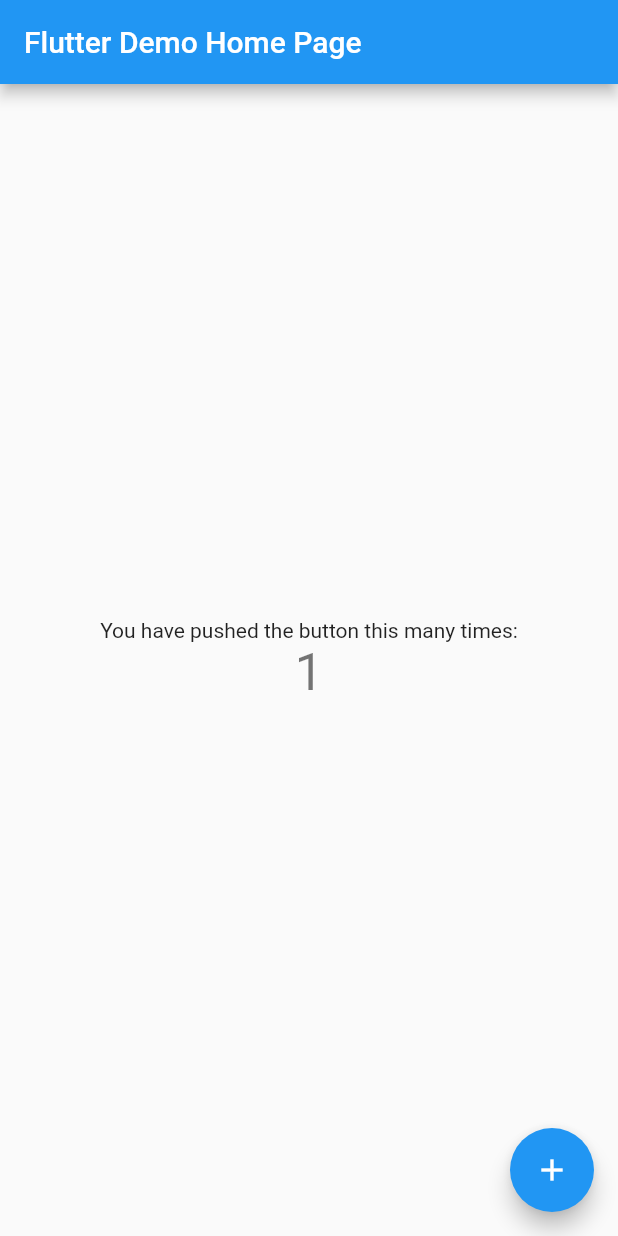
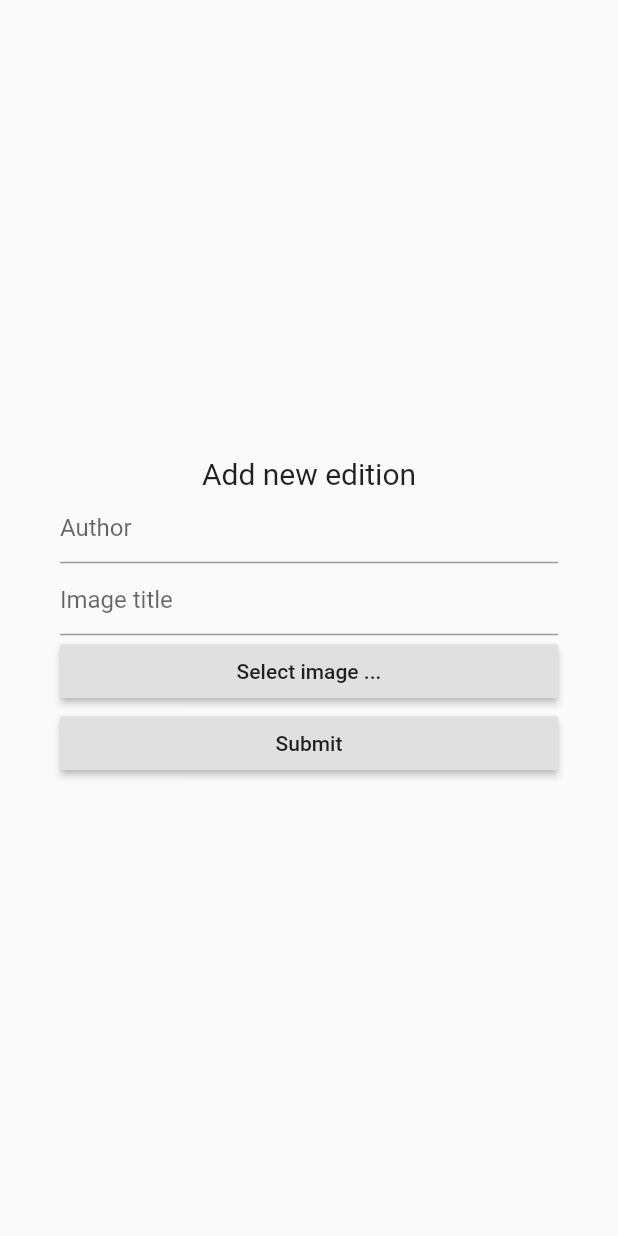
Before and after one commit to campovski/lunaya_demo_app, a Flutter app: the screen it shows after launch, after a tap on the "add" icon, on a phone screen of 412 x 824 dp. Run offline on Flutter 3.47's test engine with Material 2 defaults, Android fonts, the phone set to English and light mode, and no system bars; our stand-ins replace cloud_firestore, firebase_storage, image_picker; accounts and stored records are empty; network calls fail.

Commit message:
Add complete project

```diff
--- /dev/null
+++ b/lib/components/pages/add_new_edition_page.dart
@@ -0,0 +1,27 @@
+import 'package:flutter/material.dart';
+import 'package:lunaya_demo_app/components/widgets/new_edition_form.dart';
+
+class AddNewEditionPage extends StatelessWidget {
+  @override
+  Widget build(BuildContext context) {
+    return SafeArea(
+      child: Scaffold(
+        body: Center(
+          child: Column(
+            mainAxisAlignment: MainAxisAlignment.center,
+            crossAxisAlignment: CrossAxisAlignment.center,
+            children: <Widget>[
+              Text(
+                'Add new edition',
+                style: TextStyle(
+                  fontSize: 20,
+                ),
+              ),
+              NewEditionForm(),
+            ],
+          ),
+        ),
+      ),
+    );
+  }
+}
--- /dev/null
+++ b/lib/components/pages/detail_page.dart
@@ -0,0 +1,28 @@
+import 'package:flutter/material.dart';
+
+import '../../core/models/edition.dart';
+
+class DetailPage extends StatelessWidget {
+  final Edition edition;
+
+  DetailPage(this.edition, {Key key}) : super(key: key);
+
+  @override
+  Widget build(BuildContext context) {
+    return SafeArea(
+      child: Scaffold(
+        body: Center(
+          child: SingleChildScrollView(
+            child: Column(
+              children: <Widget>[
+                Text('Author: ${edition.author}'),
+                Text(edition.imageTitle),
+                Image.network(edition.imageSrc),
+              ],
+            ),
+          ),
+        ),
+      ),
+    );
+  }
+}
--- /dev/null
+++ b/lib/components/pages/tile_page.dart
@@ -0,0 +1,43 @@
+import 'package:flutter/material.dart';
+
+import '../../core/firebase/firestore_client.dart';
+import '../widgets/tile.dart';
+
+class TilePage extends StatefulWidget {
+  @override
+  _TilePageState createState() => _TilePageState();
+}
+
+class _TilePageState extends State<TilePage> {
+  @override
+  Widget build(BuildContext context) {
+    return Container(
+      child: FutureBuilder(
+        future: FirestoreClient.getEditions(),
+        builder: (_, snapshot) {
+          if (snapshot.connectionState == ConnectionState.waiting) {
+            return Center(
+              child: Column(
+                mainAxisSize: MainAxisSize.min,
+                mainAxisAlignment: MainAxisAlignment.center,
+                children: <Widget>[
+                  CircularProgressIndicator(),
+                  Text('Loading ...'),
+                ],
+              ),
+            );
+          }
+          return GridView.count(
+            crossAxisCount: 2,
+            children: List.generate(
+              snapshot.data.length,
+              (index) {
+                return Tile(snapshot.data[index]);
+              },
+            ),
+          );
+        },
+      ),
+    );
+  }
+}
--- /dev/null
+++ b/lib/components/widgets/add_new_edition_button.dart
@@ -0,0 +1,19 @@
+import 'package:flutter/material.dart';
+
+import '../pages/add_new_edition_page.dart';
+
+class AddNewEditionButton extends FloatingActionButton {
+  final BuildContext context;
+
+  AddNewEditionButton(this.context)
+      : super(
+          onPressed: () => Navigator.push(context,
+              MaterialPageRoute(builder: (context) => AddNewEditionPage())),
+          backgroundColor: Colors.green,
+          tooltip: 'Add new edition',
+          child: Icon(
+            Icons.add,
+            size: 40,
+          ),
+        );
+}
--- /dev/null
+++ b/lib/components/widgets/new_edition_form.dart
@@ -0,0 +1,80 @@
+import 'dart:io';
+
+import 'package:flutter/material.dart';
+import 'package:image_picker/image_picker.dart';
+
+import '../../core/firebase/firestore_client.dart';
+import '../../core/models/edition.dart';
+
+class NewEditionForm extends StatefulWidget {
+  @override
+  _NewEditionFormState createState() => _NewEditionFormState();
+}
+
+class _NewEditionFormState extends State<NewEditionForm> {
+  final TextEditingController _authorController = TextEditingController();
+  final TextEditingController _imageTitleController = TextEditingController();
+
+  File _image;
+
+  @override
+  Widget build(BuildContext context) {
+    return Form(
+      child: Padding(
+        padding: EdgeInsets.symmetric(horizontal: 40),
+        child: Column(
+          mainAxisAlignment: MainAxisAlignment.center,
+          crossAxisAlignment: CrossAxisAlignment.stretch,
+          children: <Widget>[
+            TextFormField(
+              controller: _authorController,
+              validator: _nonEmptyValidator,
+              decoration: InputDecoration(hintText: 'Author'),
+            ),
+            TextFormField(
+              controller: _imageTitleController,
+              validator: _nonEmptyValidator,
+              decoration: InputDecoration(hintText: 'Image title'),
+            ),
+            RaisedButton(
+              onPressed: _selectImage,
+              child: Text('Select image ...'),
+            ),
+            RaisedButton(
+              onPressed: _submitForm,
+              child: Text('Submit'),
+            ),
+          ],
+        ),
+      ),
+    );
+  }
+
+  String _nonEmptyValidator(value) => value.isEmpty ? 'Required' : null;
+
+  Future<void> _selectImage() async {
+    File image = await ImagePicker.pickImage(source: ImageSource.gallery);
+
+    setState(() {
+      _image = image;
+    });
+  }
+
+  Future<void> _submitForm() async {
+    if (_image == null) {
+      return;
+    }
+
+    String src = await FirestoreClient.uploadImage(_image);
+
+    final Edition newEdition = Edition(
+      author: _authorController.value.text,
+      imageTitle: _imageTitleController.value.text,
+      imageSrc: src,
+    );
+
+    await FirestoreClient.addEdition(newEdition);
+
+    Navigator.pop(context);
+  }
+}
--- /dev/null
+++ b/lib/components/widgets/tile.dart
@@ -0,0 +1,30 @@
+import 'package:flutter/material.dart';
+
+import '../../core/models/edition.dart';
+import '../pages/detail_page.dart';
+
+class Tile extends StatelessWidget {
+  final Edition edition;
+
+  Tile(this.edition, {Key key}) : super(key: key);
+
+  @override
+  Widget build(BuildContext context) {
+    return GestureDetector(
+      onTap: () => _navigateToDetailPage(context),
+      child: Container(
+        width: MediaQuery.of(context).size.width * 0.5,
+        height: MediaQuery.of(context).size.width * 0.5,
+        child: FittedBox(
+          fit: BoxFit.cover,
+          child: Image.network(edition.imageSrc),
+        ),
+      ),
+    );
+  }
+
+  void _navigateToDetailPage(BuildContext context) {
+    Navigator.push(
+        context, MaterialPageRoute(builder: (context) => DetailPage(edition)));
+  }
+}
--- /dev/null
+++ b/lib/core/firebase/firestore_client.dart
@@ -0,0 +1,32 @@
+import 'dart:io';
+
+import 'package:cloud_firestore/cloud_firestore.dart';
+import 'package:firebase_storage/firebase_storage.dart';
+import 'package:path/path.dart';
+
+import '../models/edition.dart';
+
+class FirestoreClient {
+  static Future<List<Edition>> getEditions() async {
+    final Firestore firestore = Firestore.instance;
+    final QuerySnapshot querySnapshot =
+        await firestore.collection('editions').getDocuments();
+    return querySnapshot.documents
+        .map((edition) => Edition.fromDocumentSnapshot(edition))
+        .toList();
+  }
+
+  static Future<void> addEdition(Edition edition) async {
+    final Firestore firestore = Firestore.instance;
+    await firestore.collection('editions').add(edition.toJson());
+  }
+
+  static Future<String> uploadImage(File image) async {
+    String filename = basename(image.path);
+    StorageReference storageReference =
+        FirebaseStorage.instance.ref().child(filename);
+    StorageUploadTask storageUploadTask = storageReference.putFile(image);
+    await storageUploadTask.onComplete;
+    return 'https://firebasestorage.googleapis.com/v0/b/marcel-2020.appspot.com/o/$filename?alt=media';
+  }
+}
--- /dev/null
+++ b/lib/core/models/edition.dart
@@ -0,0 +1,28 @@
+import 'package:cloud_firestore/cloud_firestore.dart';
+import 'package:meta/meta.dart';
+
+class Edition {
+  String author;
+  String imageTitle;
+  String imageSrc;
+
+  Edition({
+    @required this.author,
+    @required this.imageTitle,
+    @required this.imageSrc,
+  });
+
+  factory Edition.fromDocumentSnapshot(DocumentSnapshot snapshot) => Edition(
+        author: snapshot.data['author'],
+        imageTitle: snapshot.data['image_title'],
+        imageSrc: snapshot.data['image'],
+      );
+
+  Map<String, dynamic> toJson() {
+    return {
+      'author': author,
+      'image_title': imageTitle,
+      'image': imageSrc,
+    };
+  }
+}
--- a/lib/main.dart
+++ b/lib/main.dart
@@ -1,111 +1,30 @@
 import 'package:flutter/material.dart';
+import 'package:lunaya_demo_app/components/widgets/add_new_edition_button.dart';
+
+import 'components/pages/add_new_edition_page.dart';
+import 'components/pages/tile_page.dart';
 
 void main() => runApp(MyApp());
 
 class MyApp extends StatelessWidget {
-  // This widget is the root of your application.
   @override
   Widget build(BuildContext context) {
     return MaterialApp(
-      title: 'Flutter Demo',
+      title: 'Lunaya Demo App',
       theme: ThemeData(
-        // This is the theme of your application.
-        //
-        // Try running your application with "flutter run". You'll see the
-        // application has a blue toolbar. Then, without quitting the app, try
-        // changing the primarySwatch below to Colors.green and then invoke
-        // "hot reload" (press "r" in the console where you ran "flutter run",
-        // or simply save your changes to "hot reload" in a Flutter IDE).
-        // Notice that the counter didn't reset back to zero; the application
-        // is not restarted.
         primarySwatch: Colors.blue,
       ),
-      home: MyHomePage(title: 'Flutter Demo Home Page'),
+      home: Builder(
+        builder: (context) => SafeArea(
+          child: Scaffold(
+            body: TilePage(),
+            backgroundColor: Colors.black,
+            floatingActionButton: AddNewEditionButton(context),
+            floatingActionButtonLocation:
+                FloatingActionButtonLocation.centerFloat,
+          ),
+        ),
+      ),
     );
   }
 }
-
-class MyHomePage extends StatefulWidget {
-  MyHomePage({Key key, this.title}) : super(key: key);
-
-  // This widget is the home page of your application. It is stateful, meaning
-  // that it has a State object (defined below) that contains fields that affect
-  // how it looks.
-
-  // This class is the configuration for the state. It holds the values (in this
-  // case the title) provided by the parent (in this case the App widget) and
-  // used by the build method of the State. Fields in a Widget subclass are
-  // always marked "final".
-
-  final String title;
-
-  @override
-  _MyHomePageState createState() => _MyHomePageState();
-}
-
-class _MyHomePageState extends State<MyHomePage> {
-  int _counter = 0;
-
-  void _incrementCounter() {
-    setState(() {
-      // This call to setState tells the Flutter framework that something has
-      // changed in this State, which causes it to rerun the build method below
-      // so that the display can reflect the updated values. If we changed
-      // _counter without calling setState(), then the build method would not be
-      // called again, and so nothing would appear to happen.
-      _counter++;
-    });
-  }
-
-  @override
-  Widget build(BuildContext context) {
-    // This method is rerun every time setState is called, for instance as done
-    // by the _incrementCounter method above.
-    //
-    // The Flutter framework has been optimized to make rerunning build methods
-    // fast, so that you can just rebuild anything that needs updating rather
-    // than having to individually change instances of widgets.
-    return Scaffold(
-      appBar: AppBar(
-        // Here we take the value from the MyHomePage object that was created by
-        // the App.build method, and use it to set our appbar title.
-        title: Text(widget.title),
-      ),
-      body: Center(
-        // Center is a layout widget. It takes a single child and positions it
-        // in the middle of the parent.
-        child: Column(
-          // Column is also a layout widget. It takes a list of children and
-          // arranges them vertically. By default, it sizes itself to fit its
-          // children horizontally, and tries to be as tall as its parent.
-          //
-          // Invoke "debug painting" (press "p" in the console, choose the
-          // "Toggle Debug Paint" action from the Flutter Inspector in Android
-          // Studio, or the "Toggle Debug Paint" command in Visual Studio Code)
-          // to see the wireframe for each widget.
-          //
-          // Column has various properties to control how it sizes itself and
-          // how it positions its children. Here we use mainAxisAlignment to
-          // center the children vertically; the main axis here is the vertical
-          // axis because Columns are vertical (the cross axis would be
-          // horizontal).
-          mainAxisAlignment: MainAxisAlignment.center,
-          children: <Widget>[
-            Text(
-              'You have pushed the button this many times:',
-            ),
-            Text(
-              '$_counter',
-              style: Theme.of(context).textTheme.display1,
-            ),
-          ],
-        ),
-      ),
-      floatingActionButton: FloatingActionButton(
-        onPressed: _incrementCounter,
-        tooltip: 'Increment',
-        child: Icon(Icons.add),
-      ), // This trailing comma makes auto-formatting nicer for build methods.
-    );
-  }
-}
```
Also changed, not shown: pubspec.yaml (+3 -6 lines), pubspec.lock, 11 other files.
